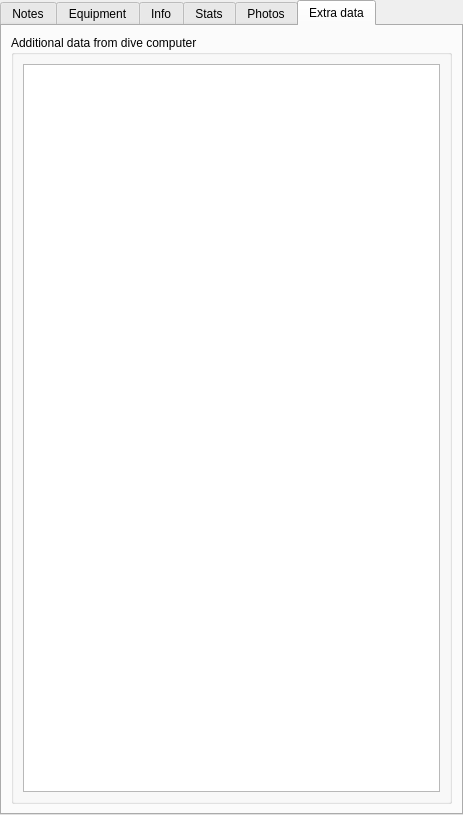
The window that qt-ui/maintab.ui (subsurface/subsurface) describes before a commit, drawn with Qt 5.
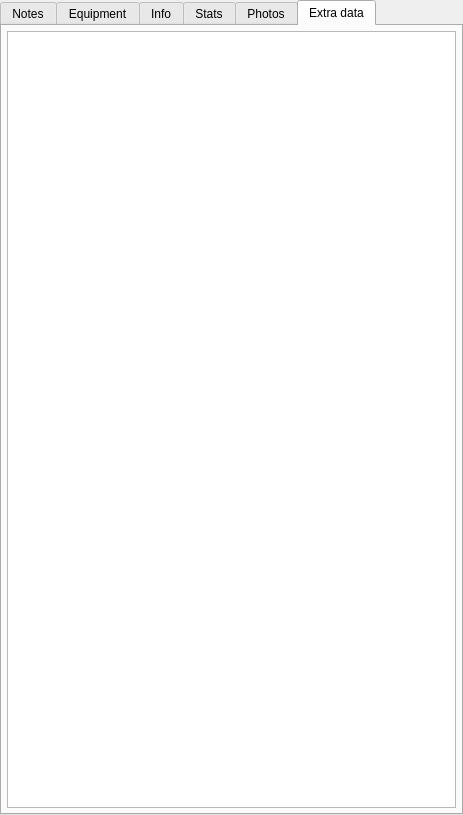
The same window after the commit. The open tabs and pages were chosen to show the change. Icons and pictures are not drawn. Custom widgets are drawn as their Qt base class.

Commit message:
Layout issues: Fix issues in other places of the MainTab
Also, added tooltips to the Tab Texts.
I need to fix the layout issues of the Equipments, but that's not inside
the UI. Things are much more sane now.

Patch:
```diff
--- a/qt-ui/maintab.ui
+++ b/qt-ui/maintab.ui
@@ -1063,18 +1063,27 @@
    <attribute name="title">
     <string>Extra data</string>
    </attribute>
-   <layout class="QVBoxLayout" name="extraDataOuterLayout">
+   <attribute name="toolTip">
+    <string>Adittional data from the dive computer</string>
+   </attribute>
+   <layout class="QVBoxLayout" name="verticalLayout_4">
+    <property name="spacing">
+     <number>0</number>
+    </property>
+    <property name="leftMargin">
+     <number>5</number>
+    </property>
+    <property name="topMargin">
+     <number>5</number>
+    </property>
+    <property name="rightMargin">
+     <number>5</number>
+    </property>
+    <property name="bottomMargin">
+     <number>5</number>
+    </property>
     <item>
-     <widget class="QGroupBox" name="groupBox_16">
-      <property name="title">
-       <string>Additional data from dive computer</string>
-      </property>
-      <layout class="QHBoxLayout" name="extraDataLayout">
-       <item>
-        <widget class="QTableView" name="extraData"/>
-       </item>
-      </layout>
-     </widget>
+     <widget class="QTableView" name="extraData"/>
     </item>
    </layout>
   </widget>
```
Left out of the diff: 75 changed lines with no effect on the pictures.
